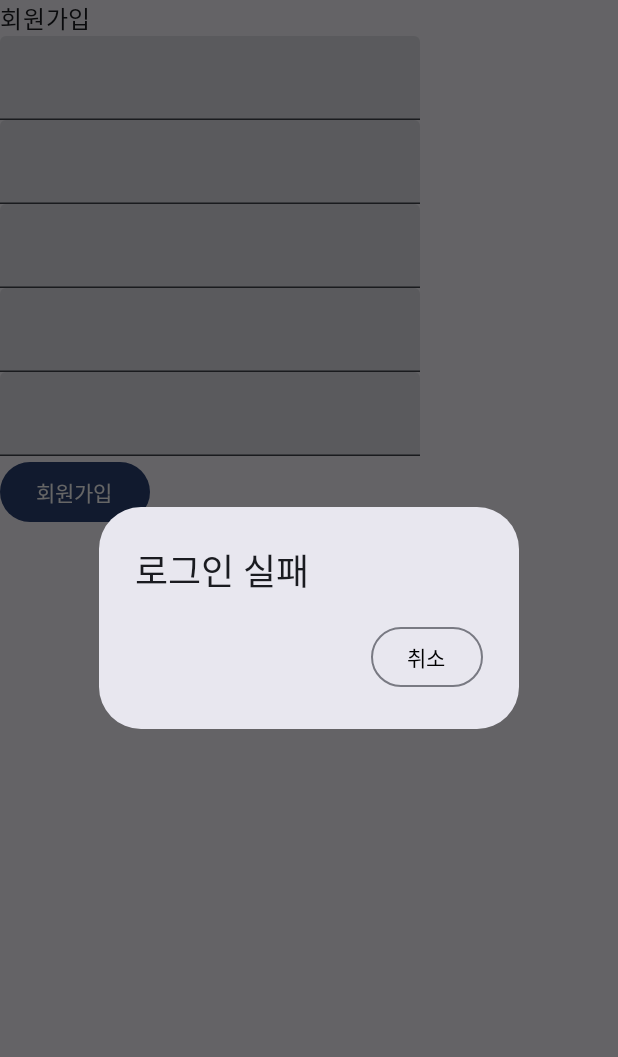
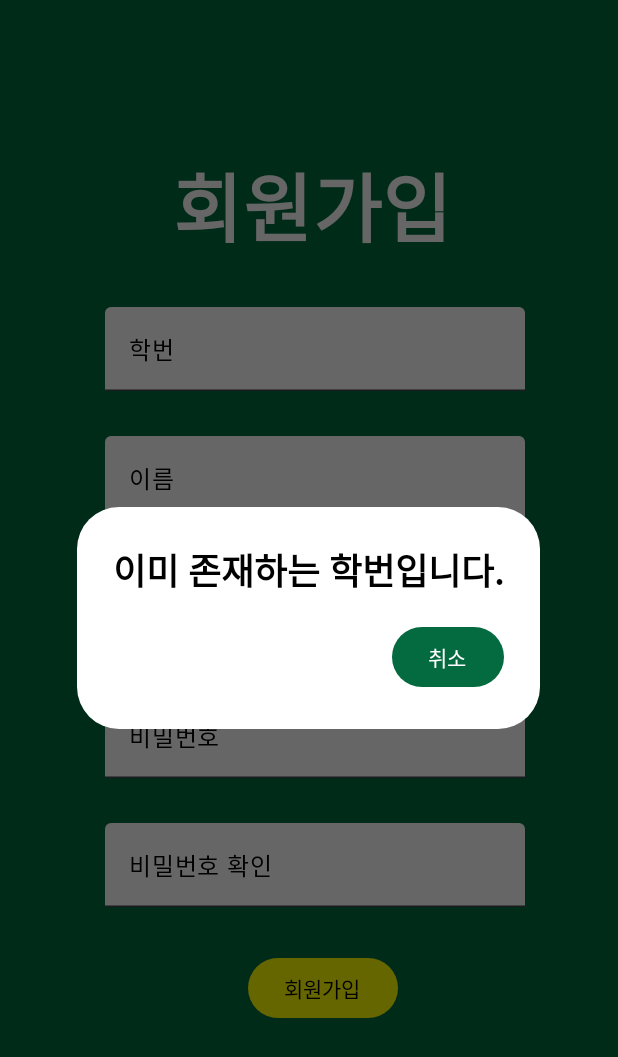
Before and after one commit to sohyeonjung/KHYKU, an Android app built with Jetpack Compose: the RegisterScreen screen opened through its navigation route, after a tap on "회원가입", on a phone screen of 412 x 824 dp. Shown: the top 1057 px of the screen. Run offline under Robolectric (Android 15) with nearby library versions, the phone set to English and light mode, and no system bars.

Commit message:
login/register com except viewmodel function

```diff
--- a/app/src/main/java/com/example/khyku/loginoutscreen/LoginScreen.kt
+++ b/app/src/main/java/com/example/khyku/loginoutscreen/LoginScreen.kt
@@ -1,18 +1,26 @@
 package com.example.khyku.loginoutscreen
 
+import androidx.compose.foundation.background
 import androidx.compose.foundation.layout.Column
+import androidx.compose.foundation.layout.fillMaxSize
+import androidx.compose.foundation.layout.padding
 import androidx.compose.material3.AlertDialog
 import androidx.compose.material3.Button
+import androidx.compose.material3.ButtonDefaults
 import androidx.compose.material3.ExperimentalMaterial3Api
-import androidx.compose.material3.OutlinedButton
 import androidx.compose.material3.Text
 import androidx.compose.material3.TextField
+import androidx.compose.material3.TextFieldDefaults
 import androidx.compose.runtime.Composable
 import androidx.compose.runtime.getValue
 import androidx.compose.runtime.mutableStateOf
 import androidx.compose.runtime.remember
 import androidx.compose.runtime.setValue
+import androidx.compose.ui.Modifier
 import androidx.compose.ui.graphics.Color
+import androidx.compose.ui.text.font.FontWeight
+import androidx.compose.ui.unit.dp
+import androidx.compose.ui.unit.sp
 import androidx.navigation.NavController
 import com.example.khyku.nav.Routes
 
@@ -20,41 +28,72 @@ import com.example.khyku.nav.Routes
 @Composable
 fun LoginScreen(navController: NavController) {
 
+    val KonkukGreen = Color(0xFF036B3F)
+
     var id by remember{ mutableStateOf("") }
     var password by remember{ mutableStateOf("") }
     var showAlert by remember { mutableStateOf(false) }
+    var alertmsg by remember { mutableStateOf("") }
 
-    Column {
-        Text(text = "건하예KU")
-        TextField(value = id, onValueChange = {id=it} )
-        TextField(value = password, onValueChange = {password=it} )
-        Button(onClick = {
+    Column (
+        modifier = Modifier
+            .background(KonkukGreen)
+            .fillMaxSize(),
+    ){
+        Text(text = "건하예KU", color = Color.White,
+            modifier = Modifier.padding(start=95.dp, top=200.dp, bottom=30.dp),
+            fontSize = 50.sp, fontWeight = FontWeight.Bold, )
+        TextField(
+            value = id,
+            onValueChange = {id=it},
+            placeholder = { Text("아이디", color = Color.Black) },
+            colors = TextFieldDefaults.textFieldColors(
+                containerColor = Color.White
+            ),
+            modifier = Modifier.padding(start=70.dp, top=50.dp, bottom=30.dp)
+        )
+        TextField(
+            value = password,
+            onValueChange = {password=it},
+            placeholder = { Text("비밀번호", color = Color.Black) },
+            colors = TextFieldDefaults.textFieldColors(
+                containerColor = Color.White
+            ),
+            modifier = Modifier.padding(start=70.dp, bottom=30.dp)
+        )
+        Button(
+            onClick = {
                 if(true){ //아이디 없
+                    alertmsg="존재하지 않는 아이디입니다."
                     showAlert=true
                 }
-            else if(true){ //비번 없
-                showAlert=true
-            }
-            else if(true){ //아이디 비번 일치 x
+                else if(true){ //아이디 있 비번 없
+                    alertmsg="비밀번호가 일치하지 않습니다."
                     showAlert=true
                 }
                 else{ //모두 일치함
                     //TODO(navigate to main screen)
                 }
-
-        }) {
-            Text(text = "로그인")
+            },
+            colors = ButtonDefaults.buttonColors(containerColor = Color.Yellow),
+            modifier = Modifier.padding(start=170.dp, bottom=30.dp)
+        ) {
+            Text(text = "로그인", color = Color.Black)
         }
-        Button(onClick = { navController.navigate(Routes.Register.route)}) {
-            Text(text = "회원 가입")
+        Button(onClick = { navController.navigate(Routes.Register.route)},
+            colors = ButtonDefaults.buttonColors(containerColor = KonkukGreen)) {
+            Text(text = "회원 가입", color = Color.White,
+                modifier = Modifier.padding(start=160.dp, bottom=30.dp))
         }
         if(showAlert){
             AlertDialog(
                 onDismissRequest = { showAlert=false },
-                title = { Text(text = "가입 실패")},
-                confirmButton = { OutlinedButton(onClick = { showAlert=false }) {
-                    Text("취소", color = Color.Black)
-                } }
+                title = { Text(text = alertmsg, color = Color.Black, fontWeight = FontWeight.Bold)},
+                confirmButton = { Button(onClick = { showAlert=false },
+                    colors = ButtonDefaults.buttonColors(containerColor = KonkukGreen)) {
+                    Text("취소", color = Color.White)
+                } },
+                containerColor = Color.White
             )
         }
     }
--- a/app/src/main/java/com/example/khyku/loginoutscreen/RegisterScreen.kt
+++ b/app/src/main/java/com/example/khyku/loginoutscreen/RegisterScreen.kt
@@ -1,34 +1,38 @@
 package com.example.khyku.loginoutscreen
 
+import androidx.compose.foundation.background
 import androidx.compose.foundation.layout.Column
+import androidx.compose.foundation.layout.fillMaxSize
+import androidx.compose.foundation.layout.padding
 import androidx.compose.material3.AlertDialog
 import androidx.compose.material3.Button
+import androidx.compose.material3.ButtonDefaults
 import androidx.compose.material3.ExperimentalMaterial3Api
-import androidx.compose.material3.OutlinedButton
 import androidx.compose.material3.Text
 import androidx.compose.material3.TextField
+import androidx.compose.material3.TextFieldDefaults
 import androidx.compose.runtime.Composable
 import androidx.compose.runtime.getValue
 import androidx.compose.runtime.mutableStateOf
 import androidx.compose.runtime.remember
 import androidx.compose.runtime.setValue
+import androidx.compose.ui.Modifier
 import androidx.compose.ui.graphics.Color
-import androidx.compose.ui.platform.LocalContext
-import androidx.lifecycle.viewmodel.compose.viewModel
+import androidx.compose.ui.text.font.FontWeight
+import androidx.compose.ui.unit.dp
+import androidx.compose.ui.unit.sp
 import androidx.navigation.NavController
-import com.example.khyku.userDB.UserProfileDatabase
-import com.example.khyku.userViewmodel.UserProfileViewModel
-import com.example.khyku.userViewmodel.UserRepository
-import com.example.khyku.userViewmodel.UserViewModelFactory
 
 @ExperimentalMaterial3Api
 @Composable
 fun RegisterScreen(navController: NavController) {
 
-    val context = LocalContext.current
-    val userdb = UserProfileDatabase.getUserProfileDatabase(context)
-    val userviewModel:UserProfileViewModel =
-        viewModel(factory = UserViewModelFactory(UserRepository(userdb)))
+    val KonkukGreen = Color(0xFF036B3F)
+
+//    val context = LocalContext.current
+//    val userdb = UserProfileDatabase.getUserProfileDatabase(context)
+//    val userviewModel: UserProfileViewModel =
+//        viewModel(factory = UserViewModelFactory(UserRepository(userdb)))
 
     var studentId by remember { mutableStateOf("") }
     var name by remember { mutableStateOf("") }
@@ -37,41 +41,85 @@ fun RegisterScreen(navController: NavController) {
     var checkpassword by remember { mutableStateOf("") }
 
     var showalert by remember { mutableStateOf(false) }
+    var alertmsg by remember { mutableStateOf("") }
 
-    Column {
-        Text(text = "회원가입")
-        TextField(value = studentId, onValueChange = {studentId=it} )
-        TextField(value = name, onValueChange = {name=it})
-        TextField(value = major, onValueChange = {major=it} )
-        TextField(value = password, onValueChange = {password=it} )
-        TextField(value = checkpassword , onValueChange = {checkpassword=it} )
-        Button(onClick = {
-            if(true){ //학번 중복
+    Column(
+        modifier = Modifier
+            .background(KonkukGreen)
+            .fillMaxSize(),
+    ) {
+        Text(text = "회원가입", modifier = Modifier.padding(start=115.dp, top=100.dp, bottom=30.dp),
+            fontSize = 50.sp, fontWeight = FontWeight.Bold, color = Color.White)
+        TextField(
+            value = studentId, onValueChange = { studentId = it },
+            placeholder = { Text("학번", color = Color.Black) },
+            colors = TextFieldDefaults.textFieldColors(
+                containerColor = Color.White
+            ),
+            modifier = Modifier.padding(start=70.dp, bottom=30.dp)
+        )
+        TextField(
+            value = name, onValueChange = { name = it },
+            placeholder = { Text("이름", color = Color.Black) },
+            colors = TextFieldDefaults.textFieldColors(
+                containerColor = Color.White
+            ),
+            modifier = Modifier.padding(start=70.dp, bottom=30.dp)
+        )
+        TextField(
+            value = major, onValueChange = { major = it },
+            placeholder = { Text("전공", color = Color.Black) },
+            colors = TextFieldDefaults.textFieldColors(
+                containerColor = Color.White
+            ),
+            modifier = Modifier.padding(start=70.dp, bottom=30.dp)
+        )
+        TextField(
+            value = password, onValueChange = { password = it },
+            placeholder = { Text("비밀번호", color = Color.Black) },
+            colors = TextFieldDefaults.textFieldColors(
+                containerColor = Color.White
+            ),
+            modifier = Modifier.padding(start=70.dp, bottom=30.dp)
+        )
+        TextField(
+            value = checkpassword, onValueChange = { checkpassword = it },
+            placeholder = { Text("비밀번호 확인", color = Color.Black) },
+            colors = TextFieldDefaults.textFieldColors(
+                containerColor = Color.White
+            ),
+            modifier = Modifier.padding(start=70.dp, bottom=30.dp)
+        )
+        Button(
+            onClick = {
+                if (true) { //학번 중복
+                    showalert = true
+                    alertmsg="이미 존재하는 학번입니다."
+                } else if (password!=checkpassword) { //비밀번호 일치 안 함
+                    showalert = true
+                    alertmsg="비밀번호가 일치하지 않습니다."
+                } else { //모두 일치함
+                    //TODO(navigate to main screen)
+                }
+            },
+            colors = ButtonDefaults.buttonColors(containerColor = Color.Yellow),
+            modifier = Modifier.padding(start=165.dp, bottom=30.dp)
+        ) {
+            Text(text = "회원가입", color = Color.Black)
+        }
 
-                showalert = true
-            }
-            else if(true){ //비밀번호 일치 안 함
-
-                showalert = true
-            }
-            else{ //모두 일치함
-                //TODO(navigate to main screen)
-            }
-
-
-
-        }) {
-            Text(text = "회원가입")
-        }
         if(showalert){
             AlertDialog(
                 onDismissRequest = { showalert=false },
-                title = { Text(text = "로그인 실패")},
-                confirmButton = { OutlinedButton(onClick = { showalert=false }) {
-                    Text("취소", color = Color.Black)
-                } }
+                title = { Text(text = alertmsg, color = Color.Black, fontWeight = FontWeight.Bold)},
+                confirmButton = { Button(onClick = { showalert=false },
+                    colors = ButtonDefaults.buttonColors(containerColor = KonkukGreen)) {
+                    Text("취소", color = Color.White)
+                } },
+                containerColor = Color.White
             )
         }
 
+
     }
 }
--- a/app/src/main/java/com/example/khyku/userDB/UserDao.kt
+++ /dev/null
@@ -1,24 +0,0 @@
-// UserDao
-package com.example.khyku.userDB
-
-import androidx.room.Dao
-import androidx.room.Delete
-import androidx.room.Insert
-import androidx.room.Query
-import androidx.room.Update
-import kotlinx.coroutines.flow.Flow
-
-@Dao
-interface UserProfileDao {
-    @Insert
-    suspend fun insertUserProfile(userProfile: UserProfile)
-
-    @Update
-    suspend fun updateUserProfile(userProfile: UserProfile)
-
-    @Delete
-    suspend fun deleteUserProfile(userProfile: UserProfile)
-
-    @Query("SELECT * FROM user_profiles")
-    fun getAllUserProfiles(): Flow<List<UserProfile>>
-}
--- a/app/src/main/java/com/example/khyku/userDB/UserDatabase.kt
+++ /dev/null
@@ -1,33 +0,0 @@
-// UserDatabase
-package com.example.khyku.userDB
-
-import android.content.Context
-import androidx.room.Database
-import androidx.room.Room
-import androidx.room.RoomDatabase
-
-@Database(
-    entities = [UserProfile::class],
-    version = 1,
-    exportSchema = false
-)
-abstract class UserProfileDatabase : RoomDatabase() {
-    abstract fun getDao(): UserProfileDao
-
-    companion object {
-        @Volatile
-        private var INSTANCE: UserProfileDatabase? = null
-        fun getUserProfileDatabase(context: Context): UserProfileDatabase {
-            // context.deleteDatabase("user_profile_database")
-            return INSTANCE ?: synchronized(this) {
-                val instance = Room.databaseBuilder(
-                    context.applicationContext,
-                    UserProfileDatabase::class.java,
-                    "user_profile_database"
-                ).build()
-                INSTANCE = instance
-                instance
-            }
-        }
-    }
-}
```
Also changed, not shown: app/src/main/java/com/example/khyku/userDB/User.kt (deleted, +0 -26 lines), app/src/main/java/com/example/khyku/userViewmodel/UserProfileViewModel.kt (deleted, +0 -130 lines), app/src/main/java/com/example/khyku/userViewmodel/UserRepository.kt (deleted, +0 -27 lines). Lines whose indentation alone changed are shown as unchanged.
